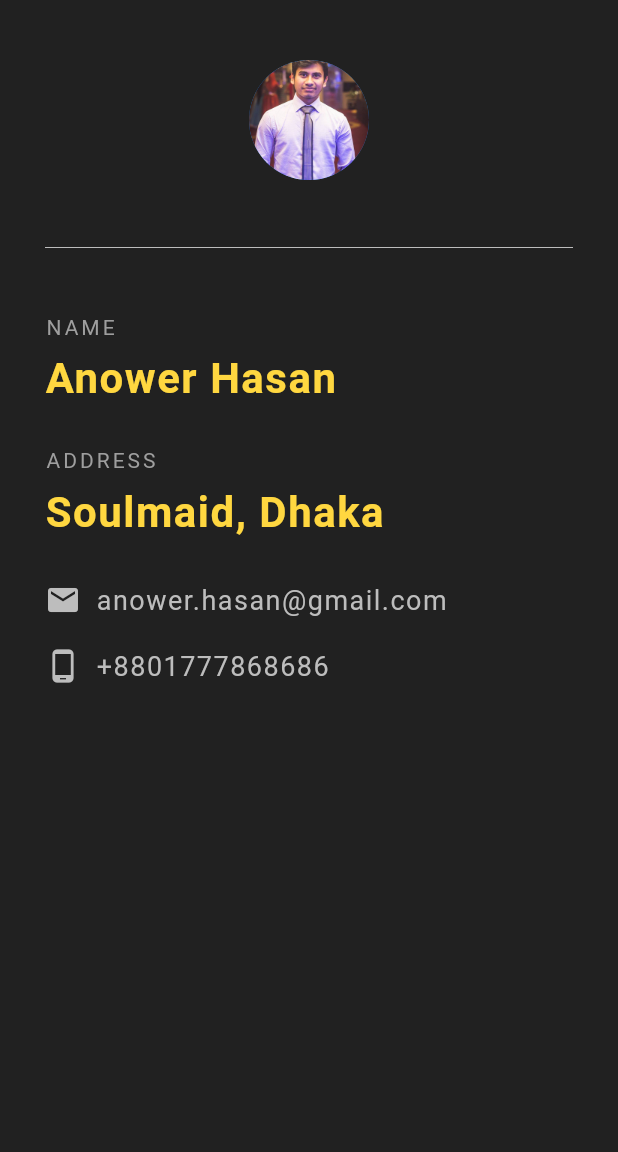
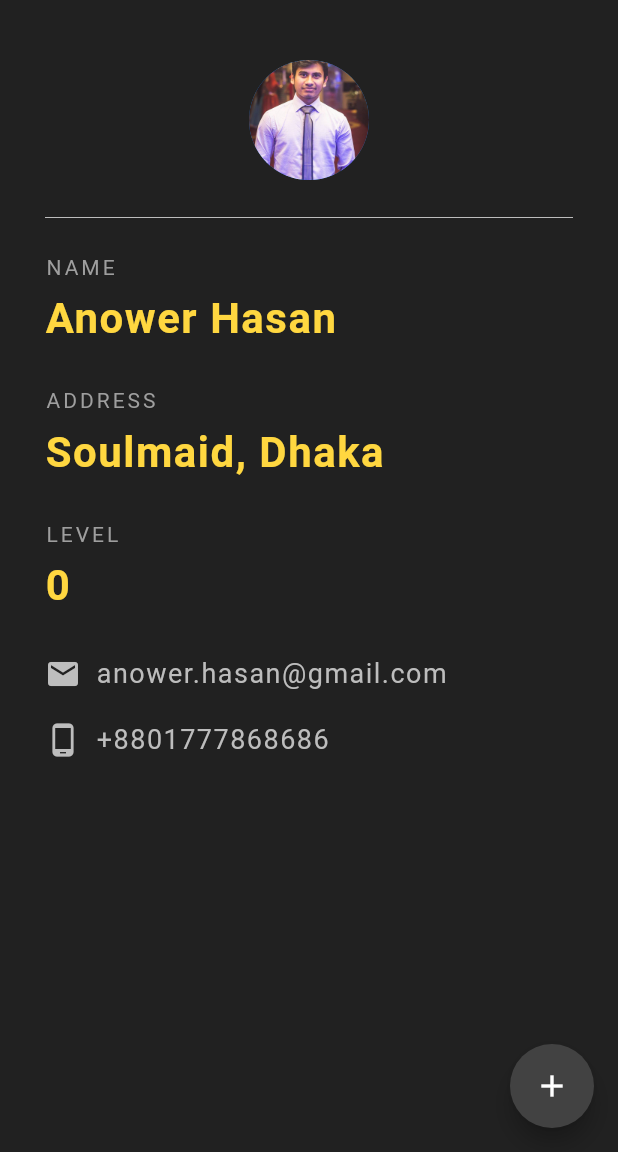
Before and after one commit to anower00/flutter-userProfile, a Flutter app: the screen it shows after launch, on a phone screen of 412 x 824 dp, the part 84-1236 px from its top. Run offline on Flutter 3.47's test engine with Material 2 defaults, Android fonts, the phone set to English and light mode, and no system bars.

Commit message:
stateful widget with floating buttton for dynamic data add in user level

```diff
--- a/lib/main.dart
+++ b/lib/main.dart
@@ -4,7 +4,15 @@ void main() =>runApp(MaterialApp(
   home: DateTime()
 ));
 
-class DateTime extends StatelessWidget {
+class DateTime extends StatefulWidget {
+  @override
+  _DateTimeState createState() => _DateTimeState();
+}
+
+class _DateTimeState extends State<DateTime> {
+
+  int userLevel = 0;
+
   @override
   Widget build(BuildContext context) {
     return Scaffold(
@@ -14,6 +22,15 @@ class DateTime extends StatelessWidget {
         centerTitle: true,
         backgroundColor: Colors.grey[850],
         elevation: 0.0,
+      ),
+      floatingActionButton: FloatingActionButton(
+        onPressed: () {
+          setState(() {
+            userLevel += 1;
+          });
+        },
+        child: Icon(Icons.add),
+        backgroundColor: Colors.grey[800],
       ),
       body: Padding(
         padding: EdgeInsets.fromLTRB(30.0, 40.0, 30.0, 0.0),
@@ -27,7 +44,7 @@ class DateTime extends StatelessWidget {
               ),
             ),
             Divider(
-              height: 90.0,
+              height: 50.0,
               color: Colors.white70,
             ),
             Text(
@@ -58,6 +75,24 @@ class DateTime extends StatelessWidget {
             SizedBox(height: 10.0),
             Text(
               'Soulmaid, Dhaka',
+              style: TextStyle(
+                color: Colors.amberAccent,
+                letterSpacing: 1.0,
+                fontSize: 28.0,
+                fontWeight: FontWeight.bold,
+              ),
+            ),
+            SizedBox(height: 30.0),
+            Text(
+              'LEVEL',
+              style: TextStyle(
+                color: Colors.grey,
+                letterSpacing: 2.0,
+              ),
+            ),
+            SizedBox(height: 10.0),
+            Text(
+              '$userLevel',
               style: TextStyle(
                 color: Colors.amberAccent,
                 letterSpacing: 1.0,
```
